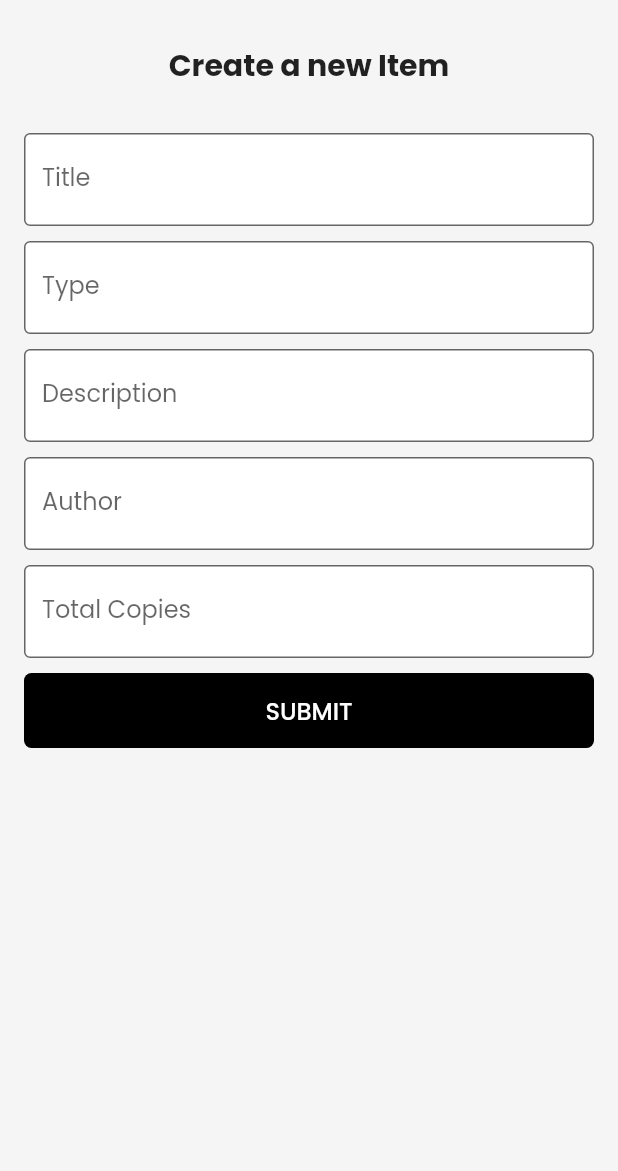
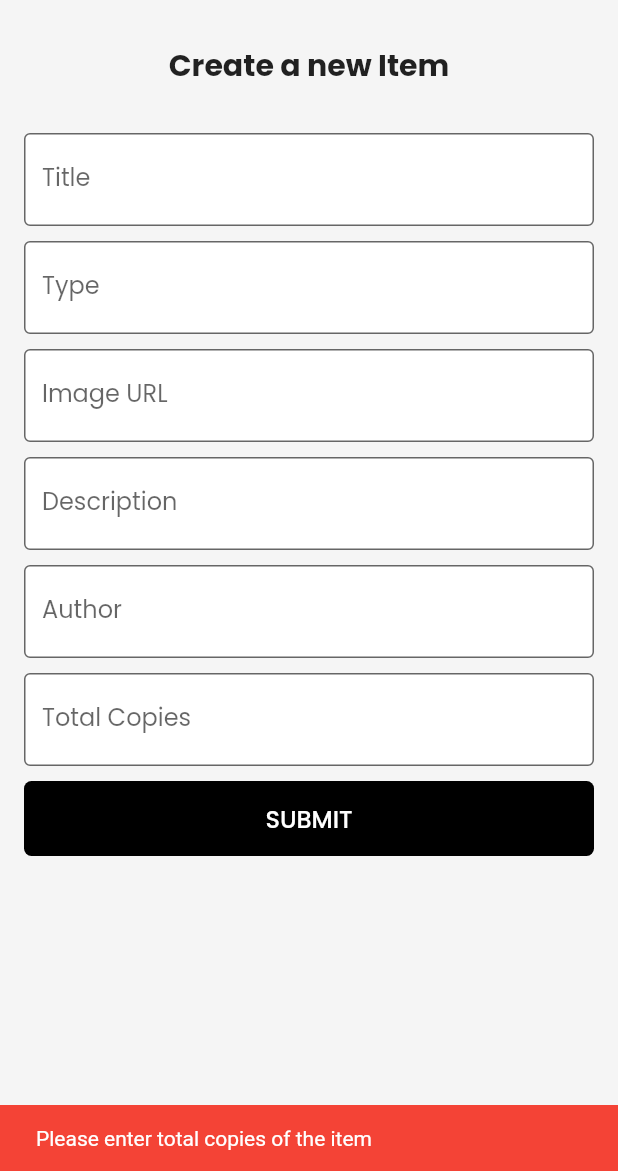
Before and after one commit to Deiib2/LMS_flutter, a Flutter app: the CreateItem screen opened directly, after a tap on "SUBMIT", on a phone screen of 412 x 824 dp, the part 65-1236 px from its top. Run offline on Flutter 3.47's test engine with Material 2 defaults, Android fonts, the phone set to English and light mode, and no system bars; our stand-ins replace shared_preferences; accounts and stored records are empty; network calls fail.

```diff
--- a/lms_app/lib/components/item_card.dart
+++ b/lms_app/lib/components/item_card.dart
@@ -6,11 +6,6 @@ import 'package:http/http.dart' as http;
 import 'package:intl/intl.dart';
 
 Widget buildItemCard(Item item) {
-  final itemcover = item.title == 'Rich Dad, Poor Dad'
-      ? 'assets/images/Rich_dad_cover.jpg'
-      : item.title == 'The Lord of the Rings'
-          ? 'assets/images/lotr_cover.jpg'
-          : 'assets/images/bookcover.jpg';
   return Card(
     margin: const EdgeInsets.all(8),
     child: Padding(
@@ -18,10 +13,21 @@ Widget buildItemCard(Item item) {
       child: Column(
         crossAxisAlignment: CrossAxisAlignment.center,
         children: [
-          Image(
-            image: AssetImage(itemcover),
-            height: 200.0,
-          ),
+          (item.imageUrl != null && item.imageUrl != ''
+              ? Image.network(
+                  item.imageUrl!,
+                  height: 200.0,
+                  errorBuilder: (context, error, stackTrace) {
+                    return const Image(
+                      image: AssetImage('assets/images/BookCoverNotFound.jpg'),
+                      height: 200.0,
+                    );
+                  },
+                )
+              : const Image(
+                  image: AssetImage('assets/images/BookCoverNotFound.jpg'),
+                  height: 200.0,
+                )),
           Padding(
             padding: const EdgeInsets.all(8),
             child: Column(
@@ -185,11 +191,6 @@ class _MyItemCardState extends State<MyItemCard> {
 
   @override
   Widget build(BuildContext context) {
-    final itemcover = widget.item.title == 'Rich Dad, Poor Dad'
-        ? 'assets/images/Rich_dad_cover.jpg'
-        : widget.item.title == 'The Lord of the Rings'
-            ? 'assets/images/lotr_cover.jpg'
-            : 'assets/images/bookcover.jpg';
     return Card(
       margin: const EdgeInsets.all(8),
       child: Padding(
@@ -197,10 +198,22 @@ class _MyItemCardState extends State<MyItemCard> {
         child: Column(
           crossAxisAlignment: CrossAxisAlignment.center,
           children: [
-            Image(
-              image: AssetImage(itemcover),
-              height: 200.0,
-            ),
+            (widget.item.imageUrl != null && widget.item.imageUrl != ''
+                ? Image.network(
+                    widget.item.imageUrl!,
+                    height: 200.0,
+                    errorBuilder: (context, error, stackTrace) {
+                      return const Image(
+                        image:
+                            AssetImage('assets/images/BookCoverNotFound.jpg'),
+                        height: 200.0,
+                      );
+                    },
+                  )
+                : const Image(
+                    image: AssetImage('assets/images/BookCoverNotFound.jpg'),
+                    height: 200.0,
+                  )),
             Padding(
               padding: const EdgeInsets.all(8),
               child: Column(
--- a/lms_app/lib/components/navigation_drawer.dart
+++ b/lms_app/lib/components/navigation_drawer.dart
@@ -80,11 +80,6 @@ class _MyDrawerState extends State<MyDrawer> {
         runSpacing: 16,
         children: [
           ListTile(
-            leading: const Icon(Icons.home),
-            title: const Text('Home'),
-            onTap: () {},
-          ),
-          ListTile(
             leading: const Icon(Icons.search),
             title: const Text('Explore'),
             onTap: () {
--- a/lms_app/lib/constants.dart
+++ b/lms_app/lib/constants.dart
@@ -1 +1 @@
-const String baseUrl = 'http://192.168.1.7:4000';
+const String baseUrl = 'http://172.20.10.9:4000';
--- a/lms_app/lib/create_item_screen.dart
+++ b/lms_app/lib/create_item_screen.dart
@@ -17,6 +17,7 @@ class CreateItem extends StatefulWidget {
 class _CreateItemState extends State<CreateItem> {
   final _titleController = TextEditingController();
   final _typeController = TextEditingController();
+  final _imageUrlController = TextEditingController();
   final _descriptionController = TextEditingController();
   final _authorController = TextEditingController();
   final _totalCopiesController = TextEditingController();
@@ -28,9 +29,20 @@ class _CreateItemState extends State<CreateItem> {
 
   submitItem() async {
     const url = '$baseUrl/api/librarian/newItem';
+    if (_totalCopiesController.text == '') {
+      ScaffoldMessenger.of(context).showSnackBar(
+        const SnackBar(
+          content: Text('Please enter total copies of the item'),
+          backgroundColor: Colors.red,
+          duration: Duration(seconds: 2),
+        ),
+      );
+      return;
+    }
     final body = {
       'title': _titleController.text,
       'type': _typeController.text,
+      'imageUrl': _imageUrlController.text,
       'description': _descriptionController.text,
       'author': _authorController.text,
       'totalCopies': int.parse(_totalCopiesController.text),
@@ -48,11 +60,26 @@ class _CreateItemState extends State<CreateItem> {
       print('hiii $json');
       _titleController.clear();
       _typeController.clear();
+      _imageUrlController.clear();
       _descriptionController.clear();
       _authorController.clear();
       _totalCopiesController.clear();
+      ScaffoldMessenger.of(context).showSnackBar(
+        const SnackBar(
+          content: Text('Item created successfully'),
+          backgroundColor: Colors.green,
+          duration: Duration(seconds: 2),
+        ),
+      );
     } else {
       print('error $json');
+      ScaffoldMessenger.of(context).showSnackBar(
+        SnackBar(
+          content: Text('Error: $json'),
+          backgroundColor: Colors.red,
+          duration: const Duration(seconds: 2),
+        ),
+      );
     }
   }
 
@@ -87,6 +114,16 @@ class _CreateItemState extends State<CreateItem> {
                   decoration: const InputDecoration(
                     border: OutlineInputBorder(),
                     labelText: 'Type',
+                    fillColor: Colors.white,
+                    filled: true,
+                  ),
+                ),
+                const SizedBox(height: 10),
+                TextField(
+                  controller: _imageUrlController,
+                  decoration: const InputDecoration(
+                    border: OutlineInputBorder(),
+                    labelText: 'Image URL',
                     fillColor: Colors.white,
                     filled: true,
                   ),
--- a/lms_app/lib/item_model.dart
+++ b/lms_app/lib/item_model.dart
@@ -1,12 +1,14 @@
 class Item {
   String id;
   String title;
+  String? imageUrl;
   String description;
   String author;
 
   Item({
     required this.id,
     required this.title,
+    this.imageUrl,
     required this.description,
     required this.author,
   });
@@ -14,6 +16,7 @@ class Item {
   static Item fromJson(json) => Item(
         id: json['_id'],
         title: json['title'],
+        imageUrl: json['imageUrl'],
         description: json['description'],
         author: json['author'],
       );
```
Also changed, not shown: lms_app/lib/explore_screen.dart (+8 -13 lines), lms_app/assets/images/BookCoverNotFound.jpg (added).
